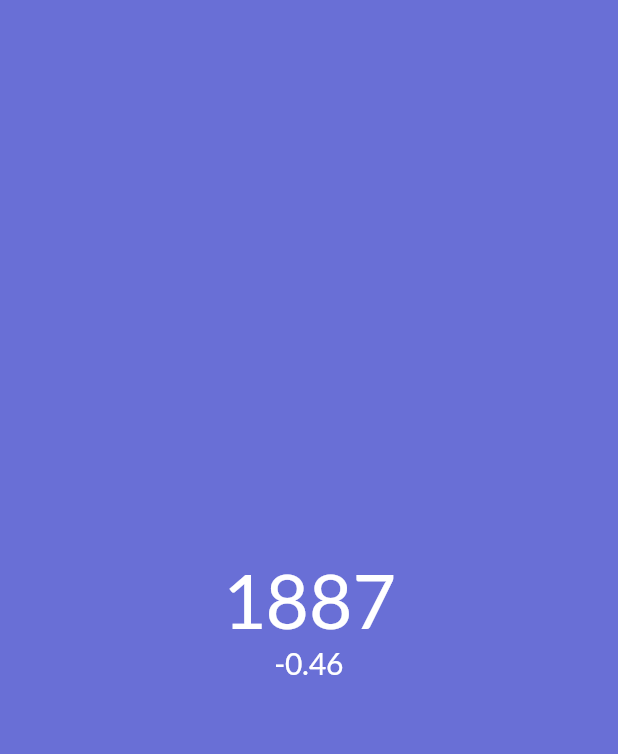
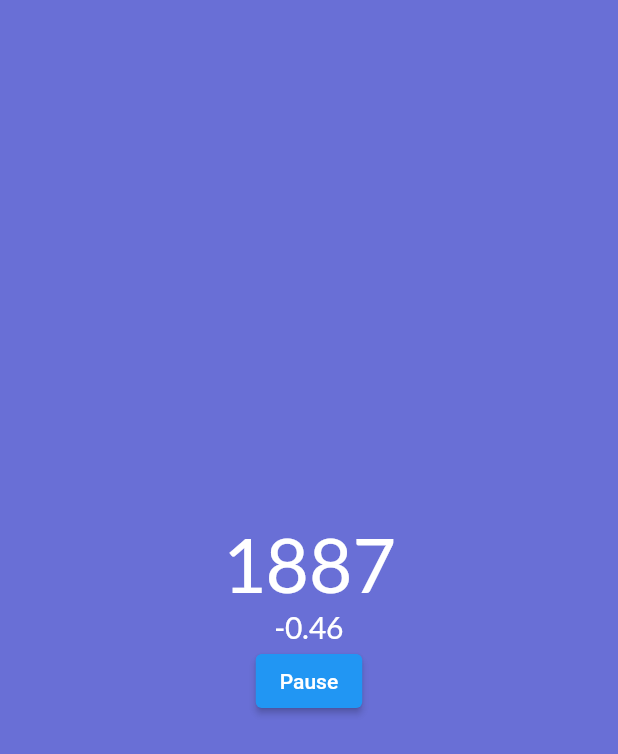
Before and after one commit to OKemmis/temperature-anomaly, a Flutter app: the screen it shows after launch, on a phone screen of 412 x 824 dp. Shown: the top 754 px of the screen. Run offline on Flutter 3.47's test engine with Material 2 defaults, Android fonts, the phone set to English and light mode, and no system bars; our stand-ins replace google_fonts.

Commit message:
Add pause button

```diff
--- a/lib/globals.dart
+++ b/lib/globals.dart
@@ -1,4 +1,6 @@
 library flutter_test_application.globals;
+
+import 'package:flutter/material.dart';
 
 final temperatureAnomaly = <num>[
   -0.15,
@@ -291,3 +293,149 @@ final years = <num>[
   2021,
   2022
 ];
+
+final List<Widget> lvContents = [
+  const Text("1880"),
+  const Text("1881"),
+  const Text("1882"),
+  const Text("1883"),
+  const Text("1884"),
+  const Text("1885"),
+  const Text("1886"),
+  const Text("1887"),
+  const Text("1888"),
+  const Text("1889"),
+  const Text("1890"),
+  const Text("1891"),
+  const Text("1892"),
+  const Text("1893"),
+  const Text("1894"),
+  const Text("1895"),
+  const Text("1896"),
+  const Text("1897"),
+  const Text("1898"),
+  const Text("1899"),
+  const Text("1900"),
+  const Text("1901"),
+  const Text("1902"),
+  const Text("1903"),
+  const Text("1904"),
+  const Text("1905"),
+  const Text("1906"),
+  const Text("1907"),
+  const Text("1908"),
+  const Text("1909"),
+  const Text("1910"),
+  const Text("1911"),
+  const Text("1912"),
+  const Text("1913"),
+  const Text("1914"),
+  const Text("1915"),
+  const Text("1916"),
+  const Text("1917"),
+  const Text("1918"),
+  const Text("1919"),
+  const Text("1920"),
+  const Text("1921"),
+  const Text("1922"),
+  const Text("1923"),
+  const Text("1924"),
+  const Text("1925"),
+  const Text("1926"),
+  const Text("1927"),
+  const Text("1928"),
+  const Text("1929"),
+  const Text("1930"),
+  const Text("1931"),
+  const Text("1932"),
+  const Text("1933"),
+  const Text("1934"),
+  const Text("1935"),
+  const Text("1936"),
+  const Text("1937"),
+  const Text("1938"),
+  const Text("1939"),
+  const Text("1940"),
+  const Text("1941"),
+  const Text("1942"),
+  const Text("1943"),
+  const Text("1944"),
+  const Text("1945"),
+  const Text("1946"),
+  const Text("1947"),
+  const Text("1948"),
+  const Text("1949"),
+  const Text("1950"),
+  const Text("1951"),
+  const Text("1952"),
+  const Text("1953"),
+  const Text("1954"),
+  const Text("1955"),
+  const Text("1956"),
+  const Text("1957"),
+  const Text("1958"),
+  const Text("1959"),
+  const Text("1960"),
+  const Text("1961"),
+  const Text("1962"),
+  const Text("1963"),
+  const Text("1964"),
+  const Text("1965"),
+  const Text("1966"),
+  const Text("1967"),
+  const Text("1968"),
+  const Text("1969"),
+  const Text("1970"),
+  const Text("1971"),
+  const Text("1972"),
+  const Text("1973"),
+  const Text("1974"),
+  const Text("1975"),
+  const Text("1976"),
+  const Text("1977"),
+  const Text("1978"),
+  const Text("1979"),
+  const Text("1980"),
+  const Text("1981"),
+  const Text("1982"),
+  const Text("1983"),
+  const Text("1984"),
+  const Text("1985"),
+  const Text("1986"),
+  const Text("1987"),
+  const Text("1988"),
+  const Text("1989"),
+  const Text("1990"),
+  const Text("1991"),
+  const Text("1992"),
+  const Text("1993"),
+  const Text("1994"),
+  const Text("1995"),
+  const Text("1996"),
+  const Text("1997"),
+  const Text("1998"),
+  const Text("1999"),
+  const Text("2000"),
+  const Text("2001"),
+  const Text("2002"),
+  const Text("2003"),
+  const Text("2004"),
+  const Text("2005"),
+  const Text("2006"),
+  const Text("2007"),
+  const Text("2008"),
+  const Text("2009"),
+  const Text("2010"),
+  const Text("2011"),
+  const Text("2012"),
+  const Text("2013"),
+  const Text("2014"),
+  const Text("2015"),
+  const Text("2016"),
+  const Text("2017"),
+  const Text("2018"),
+  const Text("2019"),
+  const Text("2020"),
+  const Text("2021"),
+  const Text("2022")
+];
--- a/lib/main.dart
+++ b/lib/main.dart
@@ -32,18 +32,38 @@ class _MyAppState extends State<MyApp> {
               child: Column(
             mainAxisAlignment: MainAxisAlignment.center,
             children: [
+              // Year text
               Text(
                 year,
                 style: GoogleFonts.lato(
                   textStyle: const TextStyle(color: Colors.white, fontSize: 50),
                 ),
               ),
+
+              // Temperature anomaly text
               Text(
                 tempAnomaly.toString(),
                 style: GoogleFonts.lato(
                   textStyle: const TextStyle(color: Colors.white, fontSize: 20),
                 ),
               ),
+
+              ElevatedButton(
+                  onPressed: () {
+                    if (timer.isActive) {
+                      dispose();
+                    } else {
+                      createTimer();
+                    }
+                  },
+                  child: const Text("Pause"))
+
+              // // Years row
+              // SingleChildScrollView(
+              //     scrollDirection: Axis.horizontal,
+              //     child: Row(
+              //       children: globals.lvContents,
+              //     )),
             ],
           )),
         ),
@@ -52,12 +72,16 @@ class _MyAppState extends State<MyApp> {
         ));
   }
 
-  Timer? timer;
+  late Timer timer;
 
   @override
   void initState() {
     super.initState();
+    createTimer();
+  }
 
+  // Create a new periodic timer
+  void createTimer() {
     timer = Timer.periodic(const Duration(seconds: 1), (Timer timer) {
       setState(() {
         yearCounter++;
@@ -83,7 +107,6 @@ class _MyAppState extends State<MyApp> {
 
   @override
   void dispose() {
-    super.dispose();
-    timer?.cancel();
+    timer.cancel();
   }
 }
```
